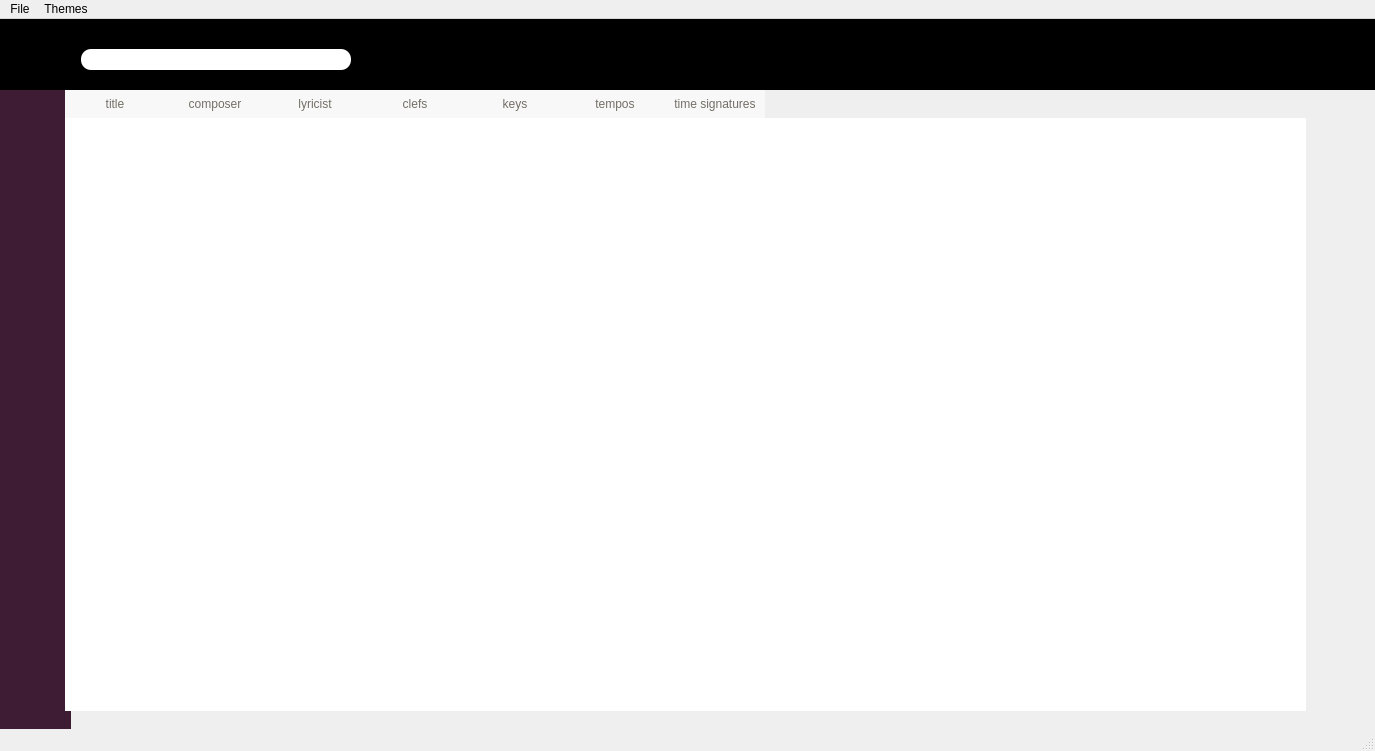
Above: implementation/primaries/GUI/designer_files/MainWindow.ui from Godley/Music-Library before the change. Below: the same form after it.
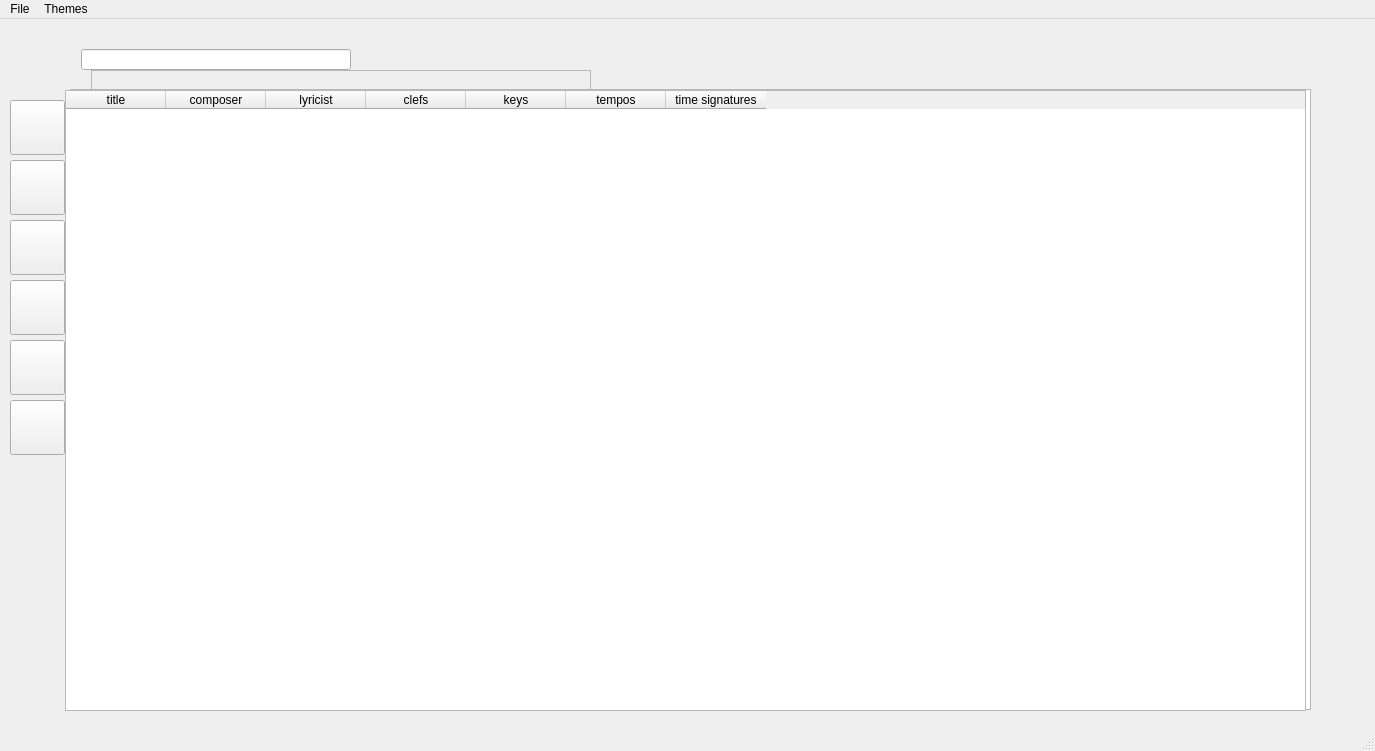
That is the form after the change. Icons and pictures are not drawn.

Patch:
```diff
--- a/implementation/primaries/GUI/designer_files/MainWindow.ui
+++ b/implementation/primaries/GUI/designer_files/MainWindow.ui
@@ -32,124 +32,7 @@
    <string>MainWindow</string>
   </property>
   <property name="styleSheet">
-   <string notr="true">QWidget#centralwidget {
-border-image:url(:/png/sheet-music-texture.png) 0 0 stretch stretch;
-}
-
-QGraphicsView#scoreWindow {
-background:transparent;
-}
-
-QWidget#searchBar {
-background:black;
-
-}
-
-QLabel#titleOfPiece {
-    color:white;
-}
-
-QFrame#searchFrame {
-    border:0px;
-}
-
-QTableWidget {
-    border:0px;
-}
-QTreeWidget#searchTree {
-background:#F3F3F3;
-    border:0px;
-}
-
-QTreeWidget QHeaderView {
-background:transparent;
-}
-QHeaderView:section {
-background:rgba(255,255,255,150);
-border:0px;
-padding:5px;
-font: 14pt &quot;Open Sans&quot;;
-color:#736F66;
-}
-
-QFrame#contentFrame {
-border:0px;
-background:#A0E8D6;
-border-left:1px solid rgb(137, 216, 194);
-}
-
-QWidget#scorebookWidget {
-background:#eee;
-border:1px solid #ddd;
-}
-
-QWidget#scorebookWidget QListWidget {
-background:rgba(255, 255, 255, 255);
-border:0px;
-}
-
-QWidget#scorebookWidget QLabel {
-color:#B14623;
-background:#602749;
-border-bottom:1px solid #999;
-padding-top:10px;
-}
-
-QWidget#searchBar QLineEdit {
-border-radius: 10px;
-    font:15pt &quot;Open Sans&quot;;
-}
-
-QFrame#buttonFrame {
-background:#3E1C33;
-}
-
-QFrame QToolButton {
-background:transparent;
-padding:10px;
-border:0px;
-color:white;
-}
-
-QFrame QToolButton:pressed {
-    background-color:black;
-}
-
-QFrame QToolButton#autoPlaylistBtn {
-background-image: url(:/png/themes/icons/0041-file-music.png);
-    background-position: center;
-    background-repeat: no-repeat;
-}
-
-QFrame QToolButton#myPlaylistBtn {
-background-image: url(:/png/themes/icons/playlist.png);
-    background-position: center;
-    background-repeat: no-repeat;
-}
-
-QFrame QToolButton#infoBtn {
-background-image: url(:/png/themes/icons/0005-newspaper.png);
-    background-position: center;
-    background-repeat: no-repeat;
-}
-
-QFrame QToolButton#scorebookBtn {
-background-image: url(:/png/themes/icons/0033-books.png);
-    background-position: center;
-    background-repeat: no-repeat;
-}
-
-QFrame QToolButton#featuredBtn {
-background-image: url(:/png/themes/icons/0216-star-empty.png);
-    background-position: center;
-    background-repeat: no-repeat;
-}
-
-QFrame QToolButton#browserBtn {
-background-image: url(:/png/themes/icons/0190-menu.png);
-    background-position: center;
-    background-repeat: no-repeat;
-}</string>
+   <string notr="true"/>
   </property>
   <property name="unifiedTitleAndToolBarOnMac">
    <bool>true</bool>
```
